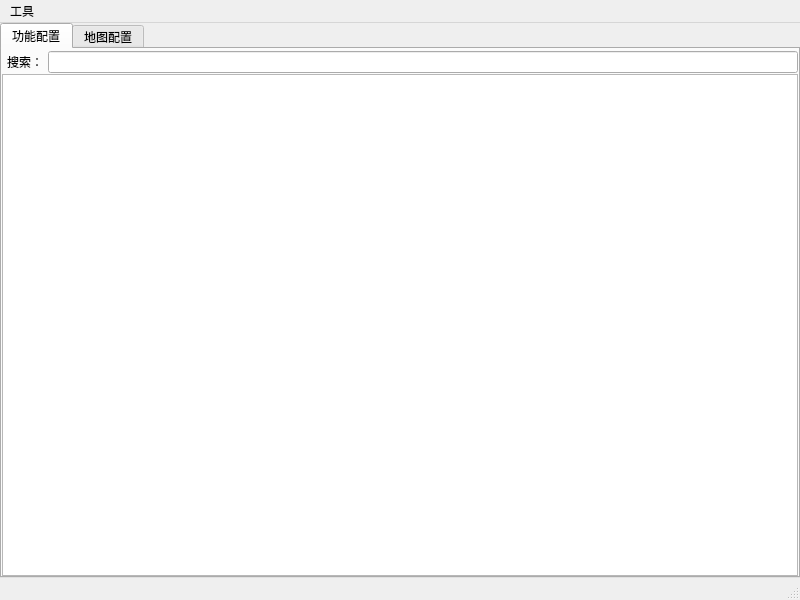
Qt form python/qt/GenConfigTool/main.ui (dizengrong/dzr_code_2017) before a commit.
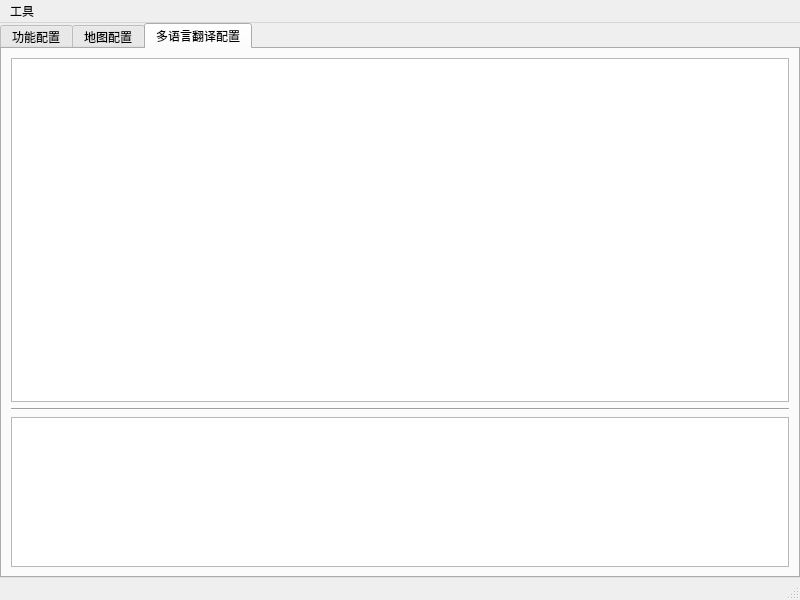
The same form after that commit. The open tabs and pages were chosen to show the change.

Commit message: 多语言配置

```diff
--- a/python/qt/GenConfigTool/main.ui
+++ b/python/qt/GenConfigTool/main.ui
@@ -128,6 +128,58 @@
         </item>
        </layout>
       </widget>
+      <widget class="QWidget" name="tab3">
+       <attribute name="title">
+        <string>多语言翻译配置</string>
+       </attribute>
+       <layout class="QVBoxLayout" name="verticalLayout_3">
+        <item>
+         <widget class="QTableWidget" name="m_lang_cnf_tab">
+          <property name="sizePolicy">
+           <sizepolicy hsizetype="Expanding" vsizetype="Expanding">
+            <horstretch>0</horstretch>
+            <verstretch>0</verstretch>
+           </sizepolicy>
+          </property>
+          <property name="maximumSize">
+           <size>
+            <width>16777215</width>
+            <height>16777215</height>
+           </size>
+          </property>
+          <property name="editTriggers">
+           <set>QAbstractItemView::NoEditTriggers</set>
+          </property>
+         </widget>
+        </item>
+        <item>
+         <widget class="Line" name="line">
+          <property name="orientation">
+           <enum>Qt::Horizontal</enum>
+          </property>
+         </widget>
+        </item>
+        <item>
+         <widget class="QTableWidget" name="m_lang_tab">
+          <property name="sizePolicy">
+           <sizepolicy hsizetype="Expanding" vsizetype="Expanding">
+            <horstretch>0</horstretch>
+            <verstretch>3</verstretch>
+           </sizepolicy>
+          </property>
+          <property name="maximumSize">
+           <size>
+            <width>16777215</width>
+            <height>150</height>
+           </size>
+          </property>
+          <property name="editTriggers">
+           <set>QAbstractItemView::NoEditTriggers</set>
+          </property>
+         </widget>
+        </item>
+       </layout>
+      </widget>
      </widget>
     </item>
    </layout>
```
The commit also changes 11 other files.
